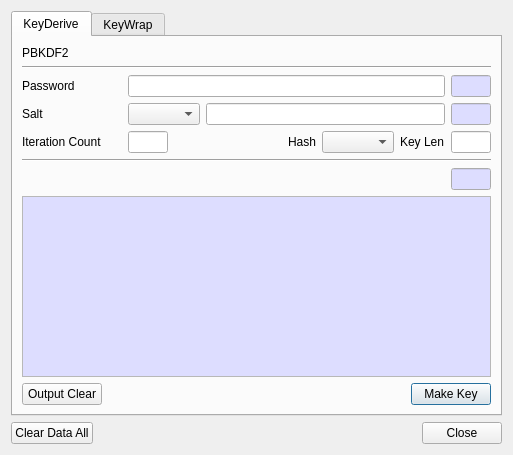
Qt form BerEditor/key_man_dlg.ui (jykim74/BerEditor) before a commit.
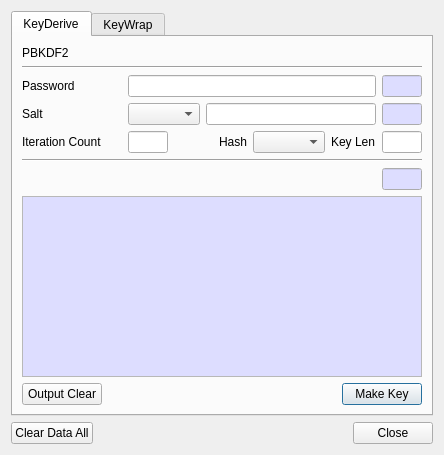
The same form after that commit.

```diff
--- a/BerEditor/key_man_dlg.ui
+++ b/BerEditor/key_man_dlg.ui
@@ -6,7 +6,7 @@
    <rect>
     <x>0</x>
     <y>0</y>
-    <width>513</width>
+    <width>442</width>
     <height>455</height>
    </rect>
   </property>
@@ -327,6 +327,12 @@
        </item>
        <item>
         <widget class="QPlainTextEdit" name="mOutputText">
+         <property name="minimumSize">
+          <size>
+           <width>400</width>
+           <height>0</height>
+          </size>
+         </property>
          <property name="palette">
           <palette>
            <active>
```
